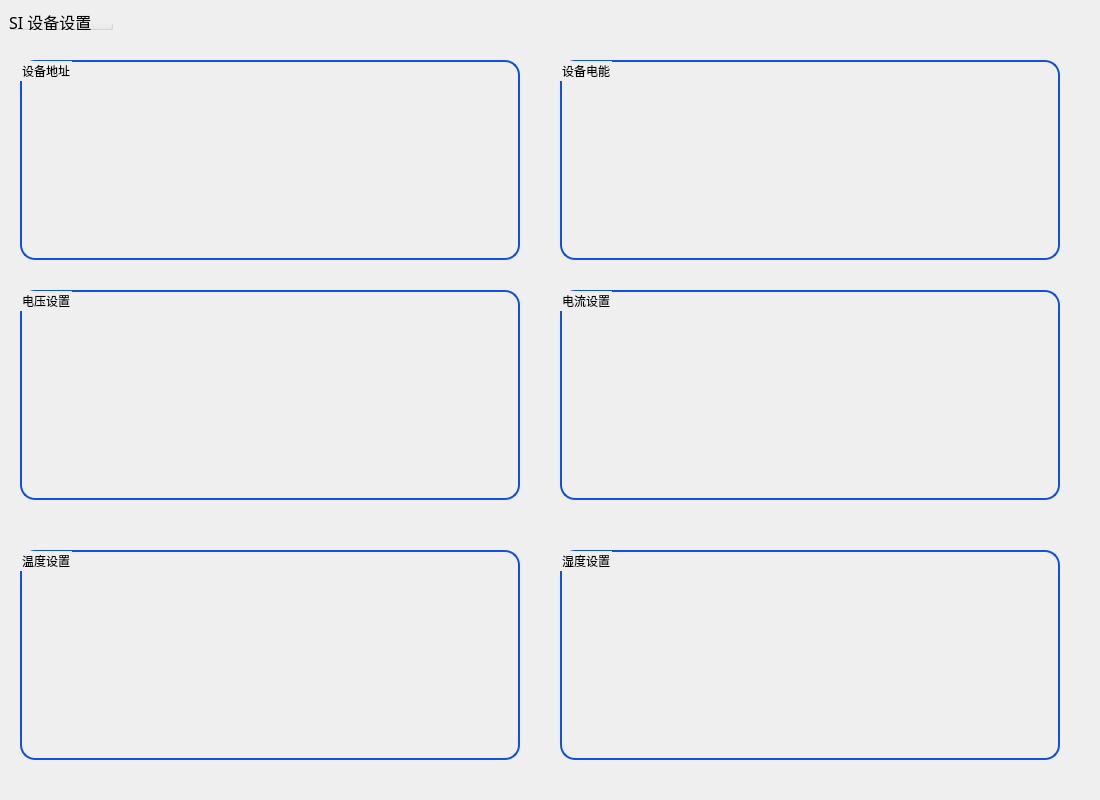
Old version of the form IDC_TestSystem/SI-PDU/si_setting/si_setmainwid.ui in the repository ChinaClever/IDC_TestSystem.
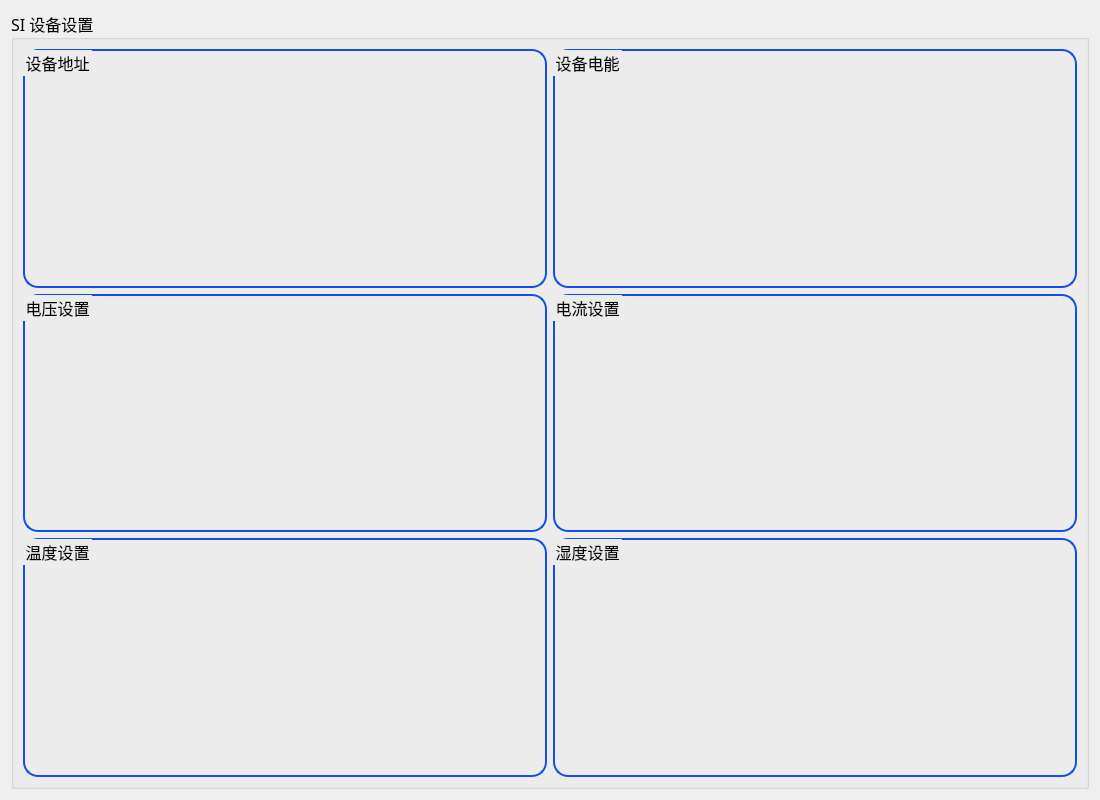
New version of the form.

What changed in the file:
```diff
--- a/IDC_TestSystem/SI-PDU/si_setting/si_setmainwid.ui
+++ b/IDC_TestSystem/SI-PDU/si_setting/si_setmainwid.ui
@@ -13,15 +13,9 @@
   <property name="windowTitle">
    <string>Form</string>
   </property>
+  <layout class="QGridLayout" name="gridLayout_2">
+   <item row="0" column="0">
   <widget class="QGroupBox" name="groupBox">
-   <property name="geometry">
-    <rect>
-     <x>9</x>
-     <y>9</y>
-     <width>104</width>
-     <height>21</height>
-    </rect>
-   </property>
    <property name="font">
     <font>
      <family>微软雅黑</family>
@@ -31,35 +25,9 @@
    <property name="title">
     <string>SI 设备设置</string>
    </property>
-  </widget>
-  <widget class="QGroupBox" name="addrBox">
-   <property name="geometry">
-    <rect>
-     <x>20</x>
-     <y>60</y>
-     <width>500</width>
-     <height>200</height>
-    </rect>
-   </property>
-   <property name="styleSheet">
-    <string notr="true">QGroupBox{
-border:2px solid rgb(15,80,232);
-border-radius:15px
-}</string>
-   </property>
-   <property name="title">
-    <string>设备地址</string>
-   </property>
-  </widget>
+     <layout class="QGridLayout" name="gridLayout">
+      <item row="2" column="0">
   <widget class="QGroupBox" name="volBox">
-   <property name="geometry">
-    <rect>
-     <x>20</x>
-     <y>290</y>
-     <width>500</width>
-     <height>210</height>
-    </rect>
-   </property>
    <property name="styleSheet">
     <string notr="true">QGroupBox{
 border:2px solid rgb(15,80,232);
@@ -70,53 +38,9 @@
     <string>电压设置</string>
    </property>
   </widget>
-  <widget class="QGroupBox" name="curBox">
-   <property name="geometry">
-    <rect>
-     <x>560</x>
-     <y>290</y>
-     <width>500</width>
-     <height>210</height>
-    </rect>
-   </property>
-   <property name="styleSheet">
-    <string notr="true">QGroupBox{
-border:2px solid rgb(15,80,232);
-border-radius:15px
-}</string>
-   </property>
-   <property name="title">
-    <string>电流设置</string>
-   </property>
-  </widget>
-  <widget class="QGroupBox" name="humBox">
-   <property name="geometry">
-    <rect>
-     <x>560</x>
-     <y>550</y>
-     <width>500</width>
-     <height>210</height>
-    </rect>
-   </property>
-   <property name="styleSheet">
-    <string notr="true">QGroupBox{
-border:2px solid rgb(15,80,232);
-border-radius:15px
-}</string>
-   </property>
-   <property name="title">
-    <string>湿度设置</string>
-   </property>
-  </widget>
+      </item>
+      <item row="3" column="0">
   <widget class="QGroupBox" name="temBox">
-   <property name="geometry">
-    <rect>
-     <x>20</x>
-     <y>550</y>
-     <width>500</width>
-     <height>210</height>
-    </rect>
-   </property>
    <property name="styleSheet">
     <string notr="true">QGroupBox{
 border:2px solid rgb(15,80,232);
@@ -127,15 +51,54 @@
     <string>温度设置</string>
    </property>
   </widget>
+      </item>
+      <item row="3" column="1">
+       <widget class="QGroupBox" name="humBox">
+        <property name="styleSheet">
+         <string notr="true">QGroupBox{
+border:2px solid rgb(15,80,232);
+border-radius:15px
+}</string>
+        </property>
+        <property name="title">
+         <string>湿度设置</string>
+        </property>
+       </widget>
+      </item>
+      <item row="2" column="1">
+       <widget class="QGroupBox" name="curBox">
+        <property name="styleSheet">
+         <string notr="true">QGroupBox{
+border:2px solid rgb(15,80,232);
+border-radius:15px
+}</string>
+        </property>
+        <property name="title">
+         <string>电流设置</string>
+        </property>
+       </widget>
+      </item>
+      <item row="0" column="0">
+       <widget class="QGroupBox" name="addrBox">
+        <property name="styleSheet">
+         <string notr="true">QGroupBox{
+border:2px solid rgb(15,80,232);
+border-radius:15px
+}</string>
+        </property>
+        <property name="title">
+         <string>设备地址</string>
+        </property>
+        <property name="alignment">
+         <set>Qt::AlignLeading|Qt::AlignLeft|Qt::AlignVCenter</set>
+        </property>
+        <property name="flat">
+         <bool>true</bool>
+        </property>
+       </widget>
+      </item>
+      <item row="0" column="1">
   <widget class="QGroupBox" name="eleBox">
-   <property name="geometry">
-    <rect>
-     <x>560</x>
-     <y>60</y>
-     <width>500</width>
-     <height>200</height>
-    </rect>
-   </property>
    <property name="styleSheet">
     <string notr="true">QGroupBox{
 border:2px solid rgb(15,80,232);
@@ -146,6 +109,11 @@
     <string>设备电能</string>
    </property>
   </widget>
+      </item>
+     </layout>
+    </widget>
+   </item>
+  </layout>
  </widget>
  <resources/>
  <connections/>
```
Lines whose indentation alone changed are shown as unchanged.
